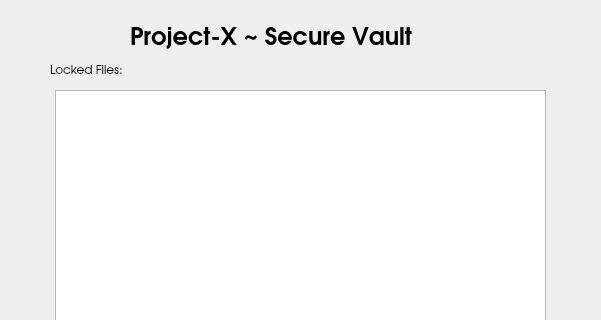
Qt form qtX.ui (cmdev007/Project-X) before a commit; both pictures show x 0 to 601 and y 0 to 320 of the 601 by 762 pixel window.
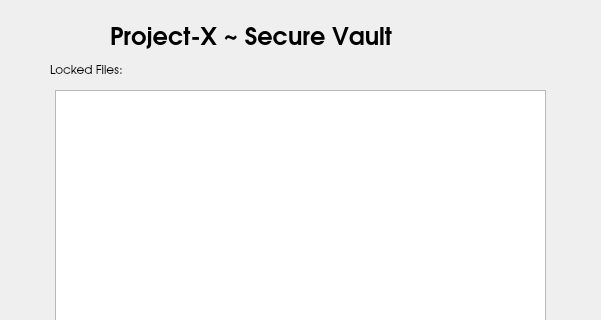
The same form after that commit.

What changed in the file:
```diff
--- a/qtX.ui
+++ b/qtX.ui
@@ -85,9 +85,9 @@
   <widget class="QLabel" name="label_2">
    <property name="geometry">
     <rect>
-     <x>130</x>
+     <x>110</x>
      <y>20</y>
-     <width>341</width>
+     <width>371</width>
      <height>31</height>
     </rect>
    </property>
```
